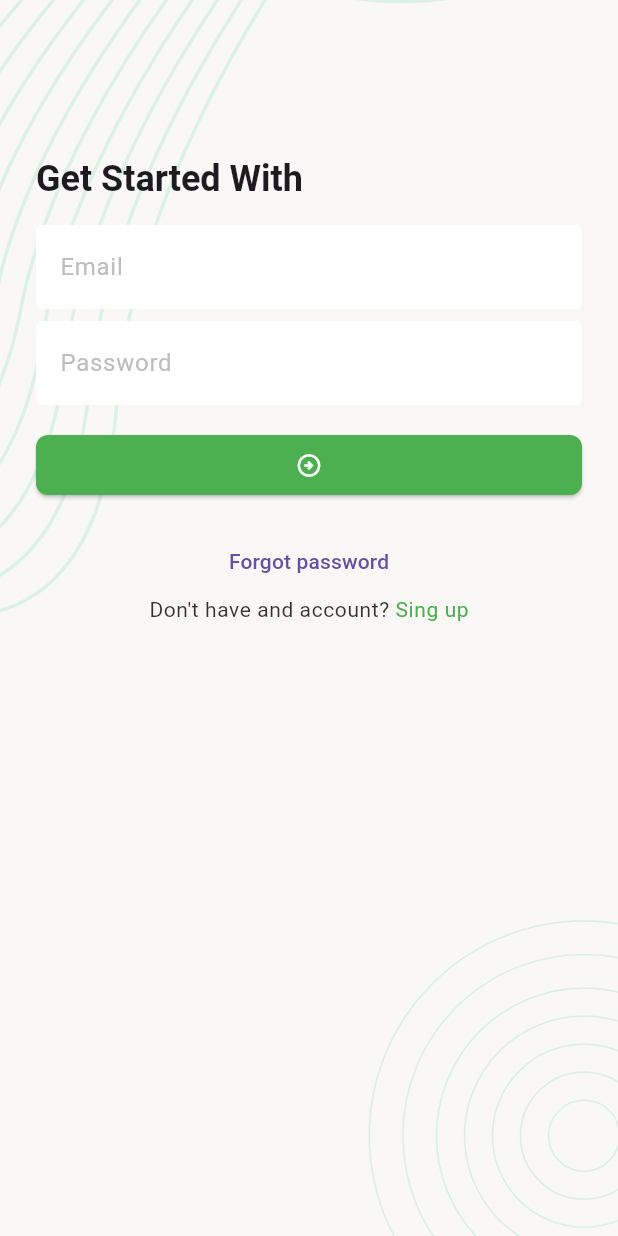
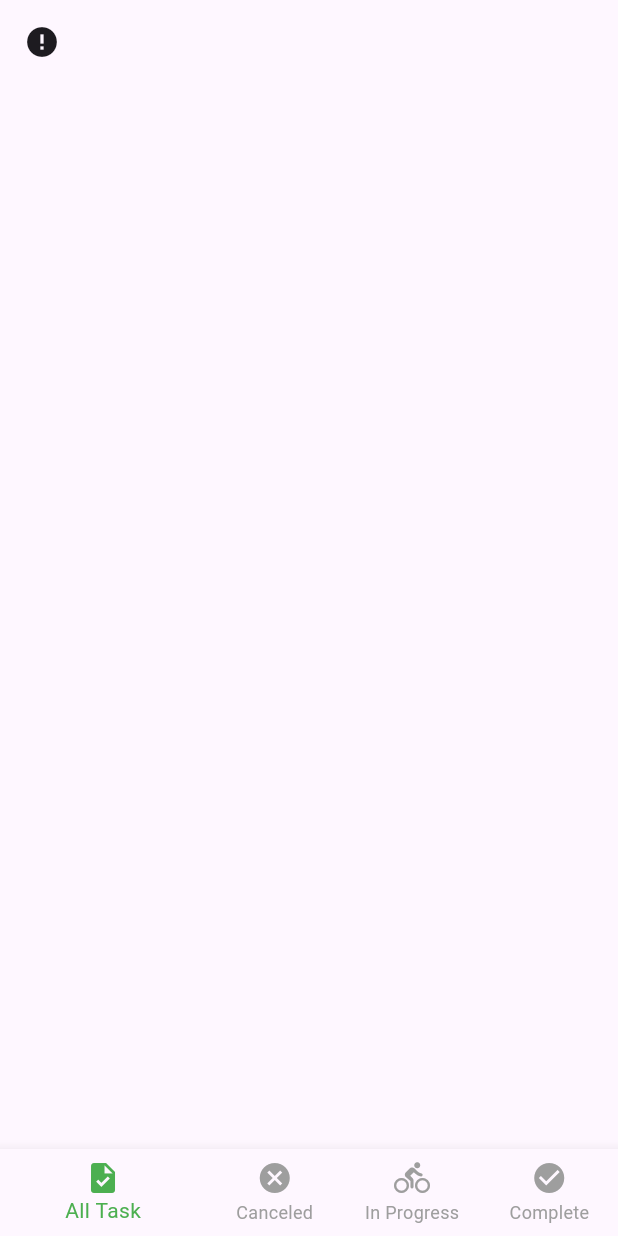
Before and after one commit to mdmridul6/rest_task_manager, a Flutter app: the screen it shows after launch, after a tap on the "arrow circle right" icon, on a phone screen of 412 x 824 dp. Run offline on Flutter 3.47's test engine with Material 3 defaults, Android fonts, the phone set to English and light mode, and no system bars; drawn by our look-alikes of cached_network_image; our stand-ins replace flutter_svg, pin_code_fields; network calls fail.

Commit message:
feat: add main navigation and task screens
This commit introduces the main bottom navigation screen and related task screens. The following changes were made:

-   Created `main_bottom_nav_screen.dart` to house the main navigation with tabs for "All Task", "Canceled", "In Progress", and "Complete".
-   Created `all_task_screen.dart`, `canceled_task_screen.dart`, `completed_task_screen.dart`, `in_progress_task_screen.dart` for each of the task views.
-   Added a `NetworkCashedImage` widget for displaying images from URLs.
-   Added `new_task_screen.dart`.
- Updated the `sing_in_screen.dart` to navigate to main bottom nav screen.
- Updated the `reset_password_screen.dart` change the typo error.
- Added the cached_network_image package.

```diff
--- a/lib/ui/screens/auth/reset_password_screen.dart
+++ b/lib/ui/screens/auth/reset_password_screen.dart
@@ -35,7 +35,7 @@ class _ResetPasswordScreenState extends State<ResetPasswordScreen> {
                       style: Theme.of(context).textTheme.titleLarge,
                     ),
                     Text(
-                      'Minimum length password 8 character with letter and cumber combination ',
+                      'Minimum length password 8 character with letter and number combination',
                       style: Theme.of(context).textTheme.titleSmall,
                     ),
                     SizedBox(height: 16),
--- a/lib/ui/screens/auth/sing_in_screen.dart
+++ b/lib/ui/screens/auth/sing_in_screen.dart
@@ -2,6 +2,7 @@ import 'package:flutter/gestures.dart';
 import 'package:flutter/material.dart';
 import 'package:rest_task_manager/ui/screens/auth/email_verification_screen.dart';
 import 'package:rest_task_manager/ui/screens/auth/sing_up_screen.dart';
+import 'package:rest_task_manager/ui/screens/tasks/main_bottom_nav_screen.dart';
 import 'package:rest_task_manager/ui/utility/app_color.dart';
 import 'package:rest_task_manager/ui/widgets/background_widget.dart';
 
@@ -51,10 +52,7 @@ class _SingInScreenState extends State<SingInScreen> {
                     ElevatedButton(
                       onPressed: () {
                         if (_fromKey.currentState!.validate()) {
-                          // Navigator.push(
-                          //   context,
-                          //   MaterialPageRoute(builder: (context) => {}),
-                          // );
+                          _onTapSingInButton();
                         }
                       },
                       child: Icon(
@@ -110,6 +108,13 @@ class _SingInScreenState extends State<SingInScreen> {
     );
   }
 
+  void _onTapSingInButton() {
+    Navigator.pushReplacement(
+      context,
+      MaterialPageRoute(builder: (context) => MainBottomNavScreen()),
+    );
+  }
+
   void _onTapForgetPasswordButton() {
     Navigator.push(
       context,
--- /dev/null
+++ b/lib/ui/screens/tasks/all_task_screen.dart
@@ -0,0 +1,23 @@
+import 'package:flutter/material.dart';
+import 'package:rest_task_manager/ui/widgets/network_cashed_image.dart';
+
+class AllTaskScreen extends StatefulWidget {
+  const AllTaskScreen({super.key});
+
+  @override
+  State<AllTaskScreen> createState() => _AllTaskScreenState();
+}
+
+class _AllTaskScreenState extends State<AllTaskScreen> {
+  @override
+  Widget build(BuildContext context) {
+    return Scaffold(
+      appBar: AppBar(
+        leading: Padding(
+          padding: const EdgeInsets.all(8),
+          child: NetworkCashedImage(url: ''),
+        ),
+      ),
+    );
+  }
+}
--- /dev/null
+++ b/lib/ui/screens/tasks/main_bottom_nav_screen.dart
@@ -0,0 +1,55 @@
+import 'package:flutter/material.dart';
+import 'package:rest_task_manager/ui/screens/tasks/all_task_screen.dart';
+import 'package:rest_task_manager/ui/screens/tasks/canceled_task_screen.dart';
+import 'package:rest_task_manager/ui/screens/tasks/completed_task_screen.dart';
+import 'package:rest_task_manager/ui/screens/tasks/in_progress_task_screen.dart';
+import 'package:rest_task_manager/ui/utility/app_color.dart';
+
+class MainBottomNavScreen extends StatefulWidget {
+  const MainBottomNavScreen({super.key});
+
+  @override
+  State<MainBottomNavScreen> createState() => _MainBottomNavScreenState();
+}
+
+class _MainBottomNavScreenState extends State<MainBottomNavScreen> {
+  int _selectedTabIndex = 0;
+
+  final List<Widget> _screen = [
+    AllTaskScreen(),
+    CanceledTaskScreen(),
+    InProgressTaskScreen(),
+    CompletedTaskScreen(),
+  ];
+
+  @override
+  Widget build(BuildContext context) {
+    return Scaffold(
+      body: _screen[_selectedTabIndex],
+      bottomNavigationBar: BottomNavigationBar(
+        currentIndex: _selectedTabIndex,
+        onTap: (index) {
+          if (mounted) {
+            _selectedTabIndex = index;
+            setState(() {});
+          }
+        },
+        selectedItemColor: AppColor.primaryColor,
+        unselectedItemColor: Colors.grey,
+        showUnselectedLabels: true,
+        items: [
+          BottomNavigationBarItem(icon: Icon(Icons.task), label: 'All Task'),
+          BottomNavigationBarItem(icon: Icon(Icons.cancel), label: 'Canceled'),
+          BottomNavigationBarItem(
+            icon: Icon(Icons.directions_bike_rounded),
+            label: 'In Progress',
+          ),
+          BottomNavigationBarItem(
+            icon: Icon(Icons.check_circle),
+            label: 'Complete',
+          ),
+        ],
+      ),
+    );
+  }
+}
--- /dev/null
+++ b/lib/ui/widgets/network_cashed_image.dart
@@ -0,0 +1,22 @@
+import 'package:cached_network_image/cached_network_image.dart';
+import 'package:flutter/material.dart';
+
+class NetworkCashedImage extends StatelessWidget {
+  const NetworkCashedImage({super.key, required this.url, this.width, this.height, this.boxFit});
+
+  final String url;
+  final double? width;
+  final double? height;
+  final BoxFit? boxFit;
+
+
+  @override
+  Widget build(BuildContext context) {
+    return CachedNetworkImage(
+      imageUrl: url,
+      progressIndicatorBuilder: (context, url, downloadProgress) =>
+          CircularProgressIndicator(value: downloadProgress.progress),
+      errorWidget: (context, url, error) => Icon(Icons.error),
+    );
+  }
+}
--- a/pubspec.yaml
+++ b/pubspec.yaml
@@ -13,6 +13,7 @@ dependencies:
   cupertino_icons: ^1.0.8
   flutter_svg: ^2.0.17
   pin_code_fields: ^8.0.1
+  cached_network_image: ^3.4.1
 
 dev_dependencies:
   flutter_test:
```
Also changed, not shown: lib/ui/screens/tasks/canceled_task_screen.dart (added, +15 -0 lines), lib/ui/screens/tasks/completed_task_screen.dart (added, +15 -0 lines), lib/ui/screens/tasks/in_progress_task_screen.dart (added, +15 -0 lines), lib/ui/screens/tasks/new_task_screen.dart (added), pubspec.lock.
